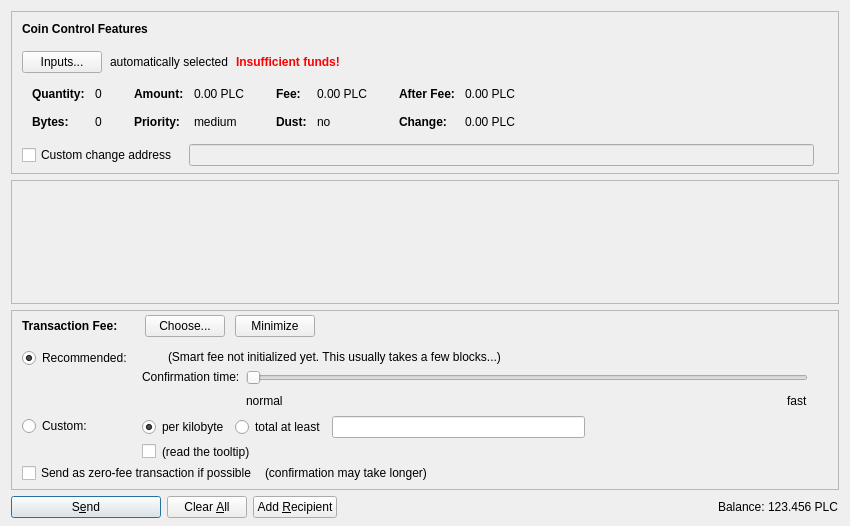
Qt form src/qt/forms/sendcoinsdialog.ui (pdrobek/polcoin-core-obsolete) before a commit.
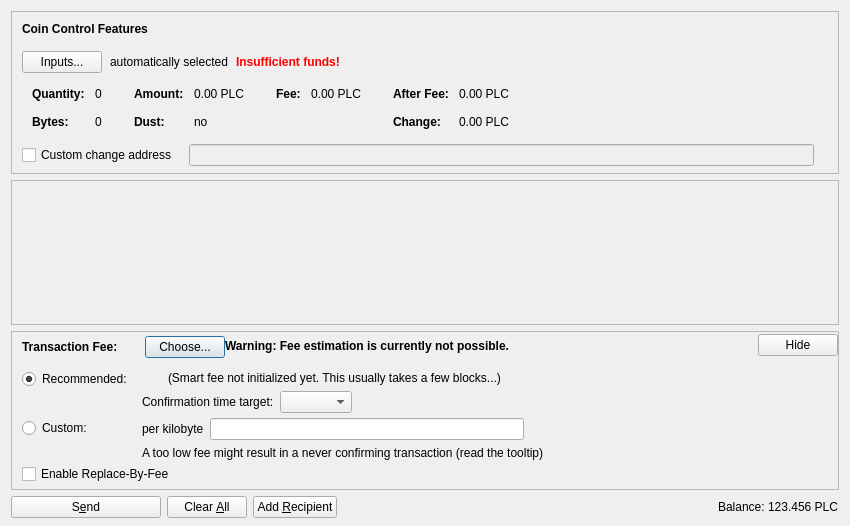
The same form after that commit. Icons and pictures are not drawn. Custom widgets are drawn as their Qt base class.

```diff
--- a/src/qt/forms/sendcoinsdialog.ui
+++ b/src/qt/forms/sendcoinsdialog.ui
@@ -332,86 +332,6 @@
                 </widget>
                </item>
                <item row="1" column="0">
-                <widget class="QLabel" name="labelCoinControlPriorityText">
-                 <property name="font">
-                  <font>
-                   <weight>75</weight>
-                   <bold>true</bold>
-                  </font>
-                 </property>
-                 <property name="text">
-                  <string>Priority:</string>
-                 </property>
-                </widget>
-               </item>
-               <item row="1" column="1">
-                <widget class="QLabel" name="labelCoinControlPriority">
-                 <property name="cursor">
-                  <cursorShape>IBeamCursor</cursorShape>
-                 </property>
-                 <property name="contextMenuPolicy">
-                  <enum>Qt::ActionsContextMenu</enum>
-                 </property>
-                 <property name="text">
-                  <string notr="true">medium</string>
-                 </property>
-                 <property name="textInteractionFlags">
-                  <set>Qt::LinksAccessibleByMouse|Qt::TextSelectableByKeyboard|Qt::TextSelectableByMouse</set>
-                 </property>
-                </widget>
-               </item>
-              </layout>
-             </item>
-             <item>
-              <layout class="QFormLayout" name="formLayoutCoinControl3">
-               <property name="horizontalSpacing">
-                <number>10</number>
-               </property>
-               <property name="verticalSpacing">
-                <number>14</number>
-               </property>
-               <property name="leftMargin">
-                <number>6</number>
-               </property>
-               <property name="topMargin">
-                <number>4</number>
-               </property>
-               <property name="rightMargin">
-                <number>6</number>
-               </property>
-               <item row="0" column="0">
-                <widget class="QLabel" name="labelCoinControlFeeText">
-                 <property name="font">
-                  <font>
-                   <weight>75</weight>
-                   <bold>true</bold>
-                  </font>
-                 </property>
-                 <property name="text">
-                  <string>Fee:</string>
-                 </property>
-                 <property name="margin">
-                  <number>0</number>
-                 </property>
-                </widget>
-               </item>
-               <item row="0" column="1">
-                <widget class="QLabel" name="labelCoinControlFee">
-                 <property name="cursor">
-                  <cursorShape>IBeamCursor</cursorShape>
-                 </property>
-                 <property name="contextMenuPolicy">
-                  <enum>Qt::ActionsContextMenu</enum>
-                 </property>
-                 <property name="text">
-                  <string notr="true">0.00 PLC</string>
-                 </property>
-                 <property name="textInteractionFlags">
-                  <set>Qt::LinksAccessibleByMouse|Qt::TextSelectableByKeyboard|Qt::TextSelectableByMouse</set>
-                 </property>
-                </widget>
-               </item>
-               <item row="1" column="0">
                 <widget class="QLabel" name="labelCoinControlLowOutputText">
                  <property name="font">
                   <font>
@@ -442,6 +362,57 @@
                </item>
               </layout>
              </item>
+             <item>
+              <layout class="QFormLayout" name="formLayoutCoinControl3">
+               <property name="horizontalSpacing">
+                <number>10</number>
+               </property>
+               <property name="verticalSpacing">
+                <number>14</number>
+               </property>
+               <property name="leftMargin">
+                <number>6</number>
+               </property>
+               <property name="topMargin">
+                <number>4</number>
+               </property>
+               <property name="rightMargin">
+                <number>6</number>
+               </property>
+               <item row="0" column="0">
+                <widget class="QLabel" name="labelCoinControlFeeText">
+                 <property name="font">
+                  <font>
+                   <weight>75</weight>
+                   <bold>true</bold>
+                  </font>
+                 </property>
+                 <property name="text">
+                  <string>Fee:</string>
+                 </property>
+                 <property name="margin">
+                  <number>0</number>
+                 </property>
+                </widget>
+               </item>
+               <item row="0" column="1">
+                <widget class="QLabel" name="labelCoinControlFee">
+                 <property name="cursor">
+                  <cursorShape>IBeamCursor</cursorShape>
+                 </property>
+                 <property name="contextMenuPolicy">
+                  <enum>Qt::ActionsContextMenu</enum>
+                 </property>
+                 <property name="text">
+                  <string notr="true">0.00 PLC</string>
+                 </property>
+                 <property name="textInteractionFlags">
+                  <set>Qt::LinksAccessibleByMouse|Qt::TextSelectableByKeyboard|Qt::TextSelectableByMouse</set>
+                 </property>
+                </widget>
+               </item>
+              </layout>
+             </item>
              <item>
               <layout class="QFormLayout" name="formLayoutCoinControl4">
                <property name="horizontalSpacing">
@@ -617,7 +588,7 @@
         <x>0</x>
         <y>0</y>
         <width>830</width>
-        <height>68</height>
+        <height>104</height>
        </rect>
       </property>
       <layout class="QVBoxLayout" name="verticalLayout_2" stretch="0,1">
@@ -771,16 +742,6 @@
                 </property>
                </widget>
               </item>
-              <item>
-               <widget class="QPushButton" name="buttonMinimizeFee">
-                <property name="toolTip">
-                 <string>collapse fee-settings</string>
-                </property>
-                <property name="text">
-                 <string>Minimize</string>
-                </property>
-               </widget>
-              </item>
              </layout>
             </item>
             <item>
@@ -798,11 +759,33 @@
             </item>
            </layout>
           </item>
+          <item>
+           <widget class="QLabel" name="fallbackFeeWarningLabel">
+            <property name="toolTip">
+             <string>Using the fallbackfee can result in sending a transaction that will take several hours or days (or never) to confirm. Consider choosing your fee manually or wait until you have validated the complete chain.</string>
+            </property>
+            <property name="font">
+            <font>
+                <weight>75</weight>
+                <bold>true</bold>
+            </font>
+            </property>
+            <property name="text">
+             <string>Warning: Fee estimation is currently not possible.</string>
+            </property>
+            <property name="wordWrap">
+             <bool>false</bool>
+            </property>
+           </widget>
+          </item>
           <item>
            <spacer name="horizontalSpacer_4">
             <property name="orientation">
              <enum>Qt::Horizontal</enum>
             </property>
+            <property name="sizeType">
+             <enum>QSizePolicy::MinimumExpanding</enum>
+            </property>
             <property name="sizeHint" stdset="0">
              <size>
               <width>40</width>
@@ -811,6 +794,16 @@
             </property>
            </spacer>
           </item>
+          <item>
+           <widget class="QPushButton" name="buttonMinimizeFee">
+            <property name="toolTip">
+             <string>collapse fee-settings</string>
+            </property>
+            <property name="text">
+             <string>Hide</string>
+            </property>
+           </widget>
+          </item>
          </layout>
         </item>
         <item>
@@ -853,36 +846,19 @@
                <item>
                 <layout class="QHBoxLayout" name="horizontalLayoutFee13">
                  <item>
-                  <widget class="QRadioButton" name="radioCustomPerKilobyte">
+                  <widget class="QLabel" name="labelCustomPerKilobyte">
                    <property name="toolTip">
-                    <string>If the custom fee is set to 1000 satoshis and the transaction is only 250 bytes, then &quot;per kilobyte&quot; only pays 250 satoshis in fee, while &quot;at least&quot; pays 1000 satoshis. For transactions bigger than a kilobyte both pay by kilobyte.</string>
+                    <string>Specify a custom fee per kB (1,000 bytes) of the transaction's virtual size.
+
+Note:  Since the fee is calculated on a per-byte basis, a fee of "100 satoshis per kB" for a transaction size of 500 bytes (half of 1 kB) would ultimately yield a fee of only 50 satoshis.</string>
                    </property>
                    <property name="text">
                     <string>per kilobyte</string>
                    </property>
-                   <property name="checked">
-                    <bool>true</bool>
-                   </property>
-                   <attribute name="buttonGroup">
-                    <string notr="true">groupCustomFee</string>
-                   </attribute>
                   </widget>
                  </item>
                  <item>
-                  <widget class="QRadioButton" name="radioCustomAtLeast">
-                   <property name="toolTip">
-                    <string>If the custom fee is set to 1000 satoshis and the transaction is only 250 bytes, then &quot;per kilobyte&quot; only pays 250 satoshis in fee, while &quot;total at least&quot; pays 1000 satoshis. For transactions bigger than a kilobyte both pay by kilobyte.</string>
-                   </property>
-                   <property name="text">
-                    <string>total at least</string>
-                   </property>
-                   <attribute name="buttonGroup">
-                    <string notr="true">groupCustomFee</string>
-                   </attribute>
-                  </widget>
-                 </item>
-                 <item>
-                  <widget class="PolcoinAmountField" name="customFee"/>
+                  <widget class="BitcoinAmountField" name="customFee"/>
                  </item>
                  <item>
                   <spacer name="horizontalSpacer_6">
@@ -902,28 +878,15 @@
                <item>
                 <layout class="QHBoxLayout" name="horizontalLayoutFee8">
                  <item>
-                  <widget class="QCheckBox" name="checkBoxMinimumFee">
-                   <property name="toolTip">
-                    <string>Paying only the minimum fee is just fine as long as there is less transaction volume than space in the blocks. But be aware that this can end up in a never confirming transaction once there is more demand for polcoin transactions than the network can process.</string>
-                   </property>
-                   <property name="text">
-                    <string/>
-                   </property>
-                  </widget>
-                 </item>
-                 <item>
-                  <widget class="QLabel" name="labelMinFeeWarning">
+                  <widget class="QLabel" name="labelCustomFeeWarning">
                    <property name="enabled">
                     <bool>true</bool>
                    </property>
                    <property name="toolTip">
-                    <string>Paying only the minimum fee is just fine as long as there is less transaction volume than space in the blocks. But be aware that this can end up in a never confirming transaction once there is more demand for polcoin transactions than the network can process.</string>
+                    <string>When there is less transaction volume than space in the blocks, miners as well as relaying nodes may enforce a minimum fee. Paying only this minimum fee is just fine, but be aware that this can result in a never confirming transaction once there is more demand for bitcoin transactions than the network can process.</string>
                    </property>
                    <property name="text">
-                    <string>(read the tooltip)</string>
-                   </property>
-                   <property name="margin">
-                    <number>5</number>
+                    <string>A too low fee might result in a never confirming transaction (read the tooltip)</string>
                    </property>
                   </widget>
                  </item>
@@ -1016,9 +979,6 @@
                    <property name="text">
                     <string/>
                    </property>
-                   <property name="margin">
-                    <number>2</number>
-                   </property>
                   </widget>
                  </item>
                  <item>
@@ -1033,9 +993,6 @@
                    <property name="text">
                     <string>(Smart fee not initialized yet. This usually takes a few blocks...)</string>
                    </property>
-                   <property name="margin">
-                    <number>2</number>
-                   </property>
                   </widget>
                  </item>
                  <item>
@@ -1060,26 +1017,10 @@
                    <item>
                     <widget class="QLabel" name="labelSmartFee3">
                      <property name="text">
-                      <string>Confirmation time:</string>
-                     </property>
-                     <property name="margin">
-                      <number>2</number>
+                      <string>Confirmation time target:</string>
                      </property>
                     </widget>
                    </item>
-                   <item>
-                    <spacer name="verticalSpacer_3">
-                     <property name="orientation">
-                      <enum>Qt::Vertical</enum>
-                     </property>
-                     <property name="sizeHint" stdset="0">
-                      <size>
-                       <width>1</width>
-                       <height>1</height>
-                      </size>
-                     </property>
-                    </spacer>
-                   </item>
                   </layout>
                  </item>
                  <item>
@@ -1088,44 +1029,15 @@
                     <number>30</number>
                    </property>
                    <item>
-                    <widget class="QSlider" name="sliderSmartFee">
-                     <property name="minimum">
+                    <layout class="QHBoxLayout" name="horizontalLayoutConfTarget">
+                     <property name="bottomMargin">
                       <number>0</number>
                      </property>
-                     <property name="maximum">
-                      <number>24</number>
-                     </property>
-                     <property name="pageStep">
-                      <number>1</number>
-                     </property>
-                     <property name="value">
-                      <number>0</number>
-                     </property>
-                     <property name="orientation">
-                      <enum>Qt::Horizontal</enum>
-                     </property>
-                     <property name="invertedAppearance">
-                      <bool>false</bool>
-                     </property>
-                     <property name="invertedControls">
-                      <bool>false</bool>
-                     </property>
-                     <property name="tickPosition">
-                      <enum>QSlider::NoTicks</enum>
-                     </property>
-                    </widget>
-                   </item>
-                   <item>
-                    <layout class="QHBoxLayout" name="horizontalLayoutFee10">
                      <item>
-                      <widget class="QLabel" name="labelSmartFeeNormal">
-                       <property name="text">
-                        <string>normal</string>
-                       </property>
-                      </widget>
+                      <widget class="QComboBox" name="confTargetSelector"/>
                      </item>
                      <item>
-                      <spacer name="horizontalSpacer_3">
+                      <spacer name="horizontalSpacerConfTarget">
                        <property name="orientation">
                         <enum>Qt::Horizontal</enum>
                        </property>
@@ -1137,13 +1049,6 @@
                        </property>
                       </spacer>
                      </item>
-                     <item>
-                      <widget class="QLabel" name="labelSmartFeeFast">
-                       <property name="text">
-                        <string>fast</string>
-                       </property>
-                      </widget>
-                     </item>
                     </layout>
                    </item>
                   </layout>
@@ -1168,57 +1073,14 @@
             </layout>
            </item>
            <item>
-            <layout class="QHBoxLayout" name="horizontalLayoutFee5" stretch="0,0,0">
-             <property name="spacing">
-              <number>8</number>
+            <widget class="QCheckBox" name="optInRBF">
+             <property name="text">
+              <string>Enable Replace-By-Fee</string>
              </property>
-             <property name="bottomMargin">
-              <number>4</number>
+             <property name="toolTip">
+              <string>With Replace-By-Fee (BIP-125) you can increase a transaction's fee after it is sent. Without this, a higher fee may be recommended to compensate for increased transaction delay risk.</string>
              </property>
-             <item>
-              <widget class="QCheckBox" name="checkBoxFreeTx">
-               <property name="text">
-                <string>Send as zero-fee transaction if possible</string>
-               </property>
-              </widget>
-             </item>
-             <item>
-              <widget class="QLabel" name="labelFreeTx">
-               <property name="text">
-                <string>(confirmation may take longer)</string>
-               </property>
-               <property name="margin">
-                <number>5</number>
-               </property>
-              </widget>
-             </item>
-             <item>
-              <spacer name="horizontalSpacerFee5">
-               <property name="orientation">
-                <enum>Qt::Horizontal</enum>
-               </property>
-               <property name="sizeHint" stdset="0">
-                <size>
-                 <width>1</width>
-                 <height>1</height>
-                </size>
-               </property>
-              </spacer>
-             </item>
-            </layout>
-           </item>
-           <item>
-            <spacer name="verticalSpacerFee2">
-             <property name="orientation">
-              <enum>Qt::Vertical</enum>
-             </property>
-             <property name="sizeHint" stdset="0">
-              <size>
-               <width>1</width>
-               <height>1</height>
-              </size>
-             </property>
-            </spacer>
+            </widget>
            </item>
           </layout>
          </widget>
@@ -1230,8 +1092,8 @@
           </property>
           <property name="sizeHint" stdset="0">
            <size>
-            <width>800</width>
-            <height>1</height>
+            <width>40</width>
+            <height>5</height>
            </size>
           </property>
          </spacer>
@@ -1258,14 +1120,14 @@
         <string>S&amp;end</string>
        </property>
        <property name="icon">
-        <iconset resource="../polcoin.qrc">
+        <iconset resource="../bitcoin.qrc">
          <normaloff>:/icons/send</normaloff>:/icons/send</iconset>
        </property>
        <property name="autoDefault">
         <bool>false</bool>
        </property>
        <property name="default">
-        <bool>true</bool>
+        <bool>false</bool>
        </property>
       </widget>
      </item>
@@ -1284,7 +1146,7 @@
         <string>Clear &amp;All</string>
        </property>
        <property name="icon">
-        <iconset resource="../polcoin.qrc">
+        <iconset resource="../bitcoin.qrc">
          <normaloff>:/icons/remove</normaloff>:/icons/remove</iconset>
        </property>
        <property name="autoDefault">
@@ -1301,7 +1163,7 @@
         <string>Add &amp;Recipient</string>
        </property>
        <property name="icon">
-        <iconset resource="../polcoin.qrc">
+        <iconset resource="../bitcoin.qrc">
          <normaloff>:/icons/add</normaloff>:/icons/add</iconset>
        </property>
        <property name="autoDefault">
@@ -1369,21 +1231,20 @@
   <customwidget>
    <class>QValidatedLineEdit</class>
    <extends>QLineEdit</extends>
-   <header>qvalidatedlineedit.h</header>
+   <header>qt/qvalidatedlineedit.h</header>
   </customwidget>
   <customwidget>
-   <class>PolcoinAmountField</class>
+   <class>BitcoinAmountField</class>
    <extends>QLineEdit</extends>
-   <header>polcoinamountfield.h</header>
+   <header>qt/bitcoinamountfield.h</header>
    <container>1</container>
   </customwidget>
  </customwidgets>
  <resources>
-  <include location="../polcoin.qrc"/>
+  <include location="../bitcoin.qrc"/>
  </resources>
  <connections/>
  <buttongroups>
   <buttongroup name="groupFee"/>
-  <buttongroup name="groupCustomFee"/>
  </buttongroups>
 </ui>
```
